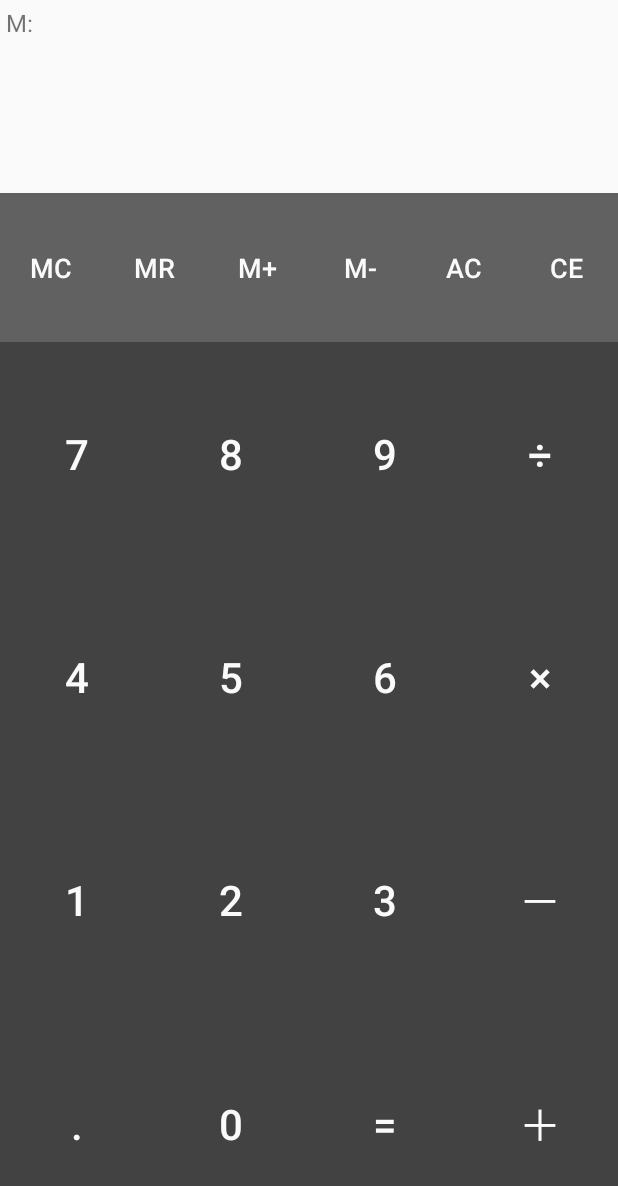
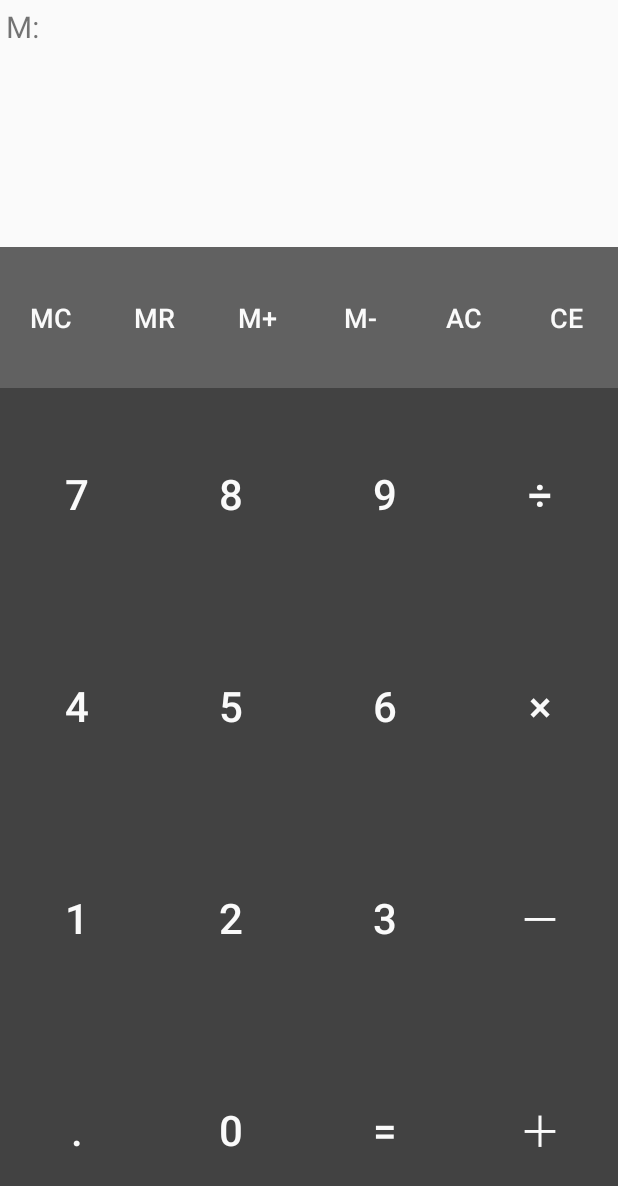
Before and after one commit to tomoya0x00/FrugalityCalc, an Android app: the layout activity_main.xml on its own in the app's theme, with its tools: preview values and no code run, on a phone screen of 412 x 824 dp. Shown: the top 1186 px of the screen. Run offline under Robolectric (Android 15) with nearby library versions, the phone set to English and light mode, and no system bars.

Commit message:
Improve UI
NoActionBar
some minor improvements

```diff
--- a/app/src/main/res/layout/activity_main.xml
+++ b/app/src/main/res/layout/activity_main.xml
@@ -12,14 +12,12 @@
         style="?android:attr/buttonBarStyle"
         android:layout_width="match_parent"
         android:layout_height="match_parent"
-        android:background="#424242"
         android:orientation="vertical">
 
         <RelativeLayout
             android:layout_width="match_parent"
             android:layout_height="wrap_content"
-            android:background="#FAFAFA"
-            android:padding="4dp">
+            android:layout_margin="4dp">
 
             <TextView
                 android:id="@+id/memory_header_text"
@@ -28,7 +26,7 @@
                 android:layout_alignParentTop="true"
                 android:layout_alignParentLeft="true"
                 android:text="M:"
-                android:textSize="16sp" />
+                android:textSize="20sp" />
 
             <TextView
                 android:id="@+id/memory_text"
@@ -36,20 +34,21 @@
                 android:layout_height="wrap_content"
                 android:layout_toRightOf="@id/memory_header_text"
                 android:layout_alignTop="@id/memory_header_text"
-                android:layout_gravity="left"
-                android:background="#FAFAFA"
+                android:gravity="left"
                 android:singleLine="true"
                 android:text="@{viewModel.memory.toString}"
-                android:textSize="16sp" />
+                android:textSize="20sp" />
 
             <TextView
                 android:id="@+id/operation_text"
                 android:layout_width="wrap_content"
                 android:layout_height="wrap_content"
-                android:layout_alignParentTop="true"
+                android:layout_below="@id/memory_header_text"
                 android:layout_alignParentRight="true"
+                android:gravity="center"
+                android:singleLine="true"
                 android:text="@{viewModel.operation.getString}"
-                android:textSize="16sp"/>
+                android:textSize="20sp"/>
 
         </RelativeLayout>
 
@@ -57,8 +56,7 @@
             android:layout_width="match_parent"
             android:layout_height="0dp"
             android:layout_weight="2"
-            android:background="#FAFAFA"
-            android:padding="4dp">
+            android:layout_margin="4dp">
 
             <TextView
                 android:id="@+id/result_text"
@@ -138,6 +136,7 @@
             android:layout_width="match_parent"
             android:layout_height="0dp"
             android:layout_weight="3"
+            android:background="#424242"
             android:orientation="horizontal">
 
             <Button
@@ -181,6 +180,7 @@
             android:layout_width="match_parent"
             android:layout_height="0dp"
             android:layout_weight="3"
+            android:background="#424242"
             android:orientation="horizontal">
 
             <Button
@@ -224,6 +224,7 @@
             android:layout_width="match_parent"
             android:layout_height="0dp"
             android:layout_weight="3"
+            android:background="#424242"
             android:orientation="horizontal">
 
             <Button
@@ -267,6 +268,7 @@
             android:layout_width="match_parent"
             android:layout_height="0dp"
             android:layout_weight="3"
+            android:background="#424242"
             android:orientation="horizontal">
 
             <Button
--- a/app/src/main/res/values/styles.xml
+++ b/app/src/main/res/values/styles.xml
@@ -1,7 +1,7 @@
 <resources>
 
     <!-- Base application theme. -->
-    <style name="AppTheme" parent="Theme.AppCompat.Light.DarkActionBar">
+    <style name="AppTheme" parent="Theme.AppCompat.Light.NoActionBar">
         <!-- Customize your theme here. -->
         <item name="colorPrimary">@color/colorPrimary</item>
         <item name="colorPrimaryDark">@color/colorPrimaryDark</item>
```
